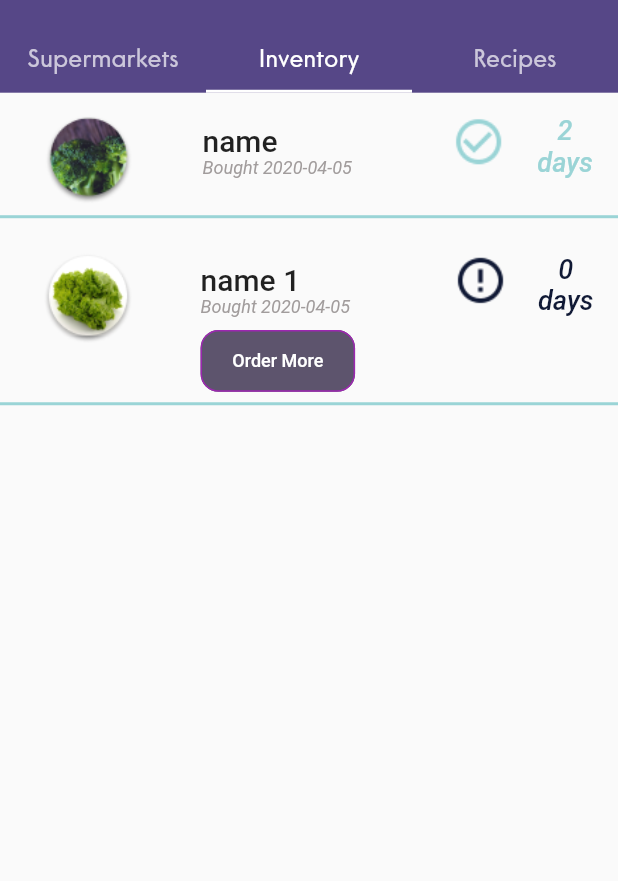
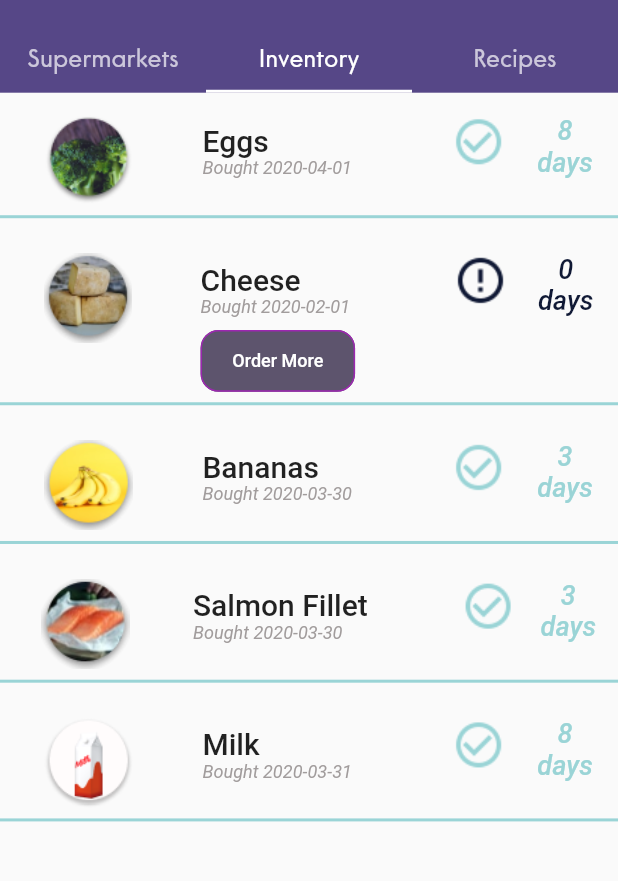
Before and after one commit to javib51/covid-taskforce-2020, a Flutter app: the screen it shows after launch, tab 2 chosen, on a phone screen of 412 x 824 dp, the part 135-1016 px from its top. Run offline on Flutter 3.47's test engine with Material 2 defaults, Android fonts, the phone set to English and light mode, and no system bars; drawn by our look-alikes of bordered_text; our stand-ins replace flutter_spinkit, font_awesome_flutter, google_maps_flutter, latlong, qr_flutter; network calls fail; Roboto replaces fonts that are missing (Core Sans G, Core Sans G Rounded).

Commit message:
added more sample data

```diff
--- a/app/lib/data/local_data.dart
+++ b/app/lib/data/local_data.dart
@@ -43,16 +43,34 @@ class LocalData {
 
   List<InventoryItem> inventory = [
     InventoryItem(
-        name: "name",
-        expirationDays: 2,
-        expirationTime: DateTime.now(),
+        name: "Eggs",
+        expirationDays: 12,
+        expirationTime: DateTime.parse('2020-04-01 00:00:00'),
         photo: 'assets/Group.png',
         units: 1),
     InventoryItem(
-        name: "name 1",
-        expirationDays: 0,
-        expirationTime: DateTime.now(),
-        photo: 'assets/Group4.png',
+        name: "Cheese",
+        expirationDays: 30,
+        expirationTime: DateTime.parse('2020-02-01 00:00:00'),
+        photo: 'assets/cheese.png',
+        units: 1),
+    InventoryItem(
+        name: "Bananas",
+        expirationDays: 9,
+        expirationTime: DateTime.parse('2020-03-30 00:00:00'),
+        photo: 'assets/bananas.png',
+        units: 1),
+    InventoryItem(
+        name: "Salmon Fillet",
+        expirationDays: 9,
+        expirationTime: DateTime.parse('2020-03-30 00:00:00'),
+        photo: 'assets/salmon.png',
+        units: 1),
+    InventoryItem(
+        name: "Milk",
+        expirationDays: 13,
+        expirationTime: DateTime.parse('2020-03-31 00:00:00'),
+        photo: 'assets/Group6.png',
         units: 1),
   ];
 
--- a/app/lib/utils.dart
+++ b/app/lib/utils.dart
@@ -18,7 +18,7 @@ double getSizeWidth(BuildContext context, double percentage,
   }
 }
 
-int getExpirationDays(int days,
-    DateTime date) {
-  return days - date.difference(DateTime.now()).inDays;
+int getExpirationDays(int days, DateTime date) {
+  int result = days - (date.difference(DateTime.now()).inDays.abs());
+  return result < 0 ? 0 : result;
 }
```
Also changed, not shown: app/assets/bananas.png (added), app/assets/cheese.png (added), app/assets/salmon.png (added).
